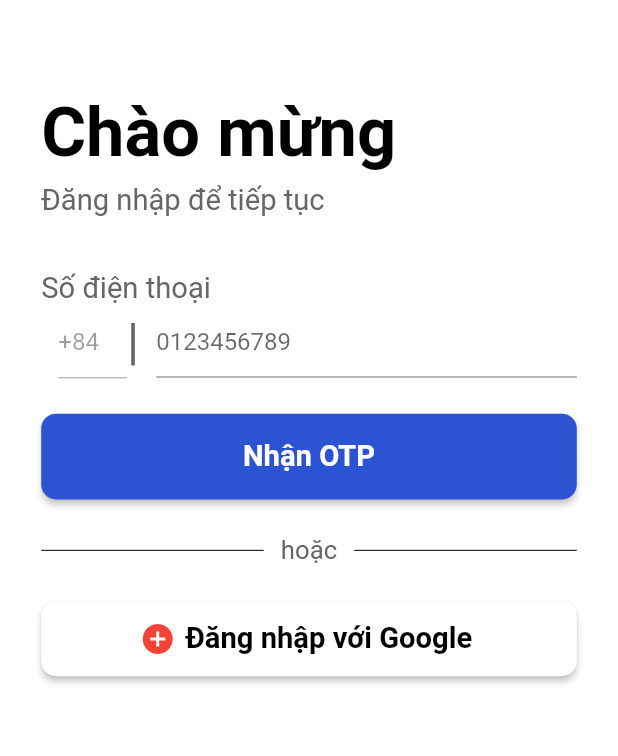
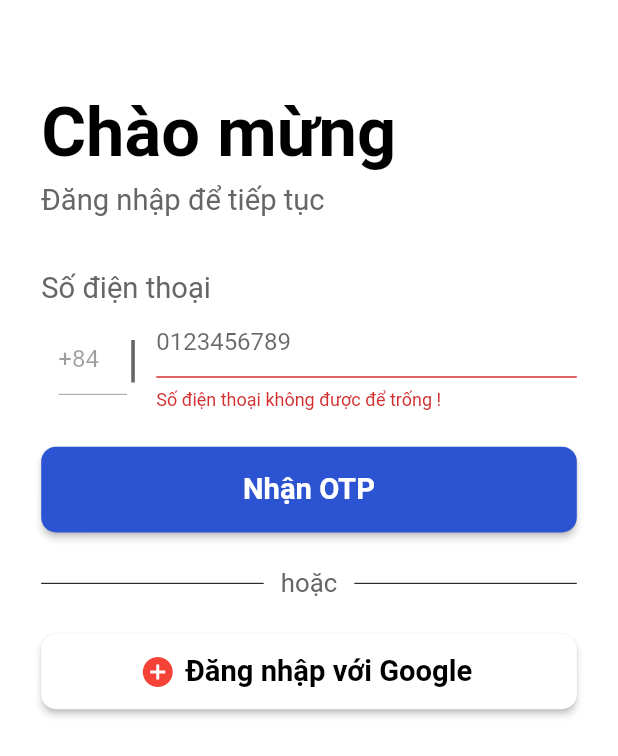
Before and after one commit to FPTUCapstone/CapstoneEmpireMobile, a Flutter app: the screen it shows after launch, after a tap on "Nhận OTP", on a phone screen of 412 x 824 dp. Shown: the top 756 px of the screen. Run offline on Flutter 3.47's test engine with Material 2 defaults, Android fonts, the phone set to English and light mode, and no system bars; our stand-ins replace firebase_auth, firebase_core, flutter_screenutil, get, pinput; accounts and stored records are empty; Roboto replaces fonts that are missing (SFProDisplay).

Commit message:
[TrungTDH] Validate input Phone Number on LoginScreen

```diff
--- a/lib/screens/login/login_screen.dart
+++ b/lib/screens/login/login_screen.dart
@@ -1,5 +1,6 @@
 import 'package:empiregarage_mobile/screens/login/otp_confirmation.dart';
 import 'package:empiregarage_mobile/utilities/colors.dart';
+import 'package:firebase_auth/firebase_auth.dart';
 import 'package:firebase_auth/firebase_auth.dart';
 import 'package:flutter/material.dart';
 import 'package:flutter_screenutil/flutter_screenutil.dart';
@@ -12,13 +13,14 @@ class LoginScreen extends StatefulWidget {
 }
 
 class _LoginScreenState extends State<LoginScreen> {
-  TextEditingController countrycode = TextEditingController();
-  String vietNamCode = "+84";
+
+  final GlobalKey<FormState> _formKey = GlobalKey<FormState>();
+  TextEditingController textEditingController = TextEditingController();
+  static String vietNamCode = "+84";
   var phoneNumber = "";
 
   @override
   void initState() {
-    countrycode.text = vietNamCode;
     super.initState();
   }
 
@@ -29,6 +31,8 @@ class _LoginScreenState extends State<LoginScreen> {
       home: Scaffold(
         backgroundColor: AppColors.loginScreenBackGround,
         body: SafeArea(
+          child: Form(
+            key: _formKey,
             child: Padding(
               padding: EdgeInsets.symmetric(horizontal: 24.w),
               child: SingleChildScrollView(
@@ -78,9 +82,9 @@ class _LoginScreenState extends State<LoginScreen> {
                           ),
                           SizedBox(
                             width: 40.w,
-                          child: TextField(
+                            child: TextFormField(
                               enabled: false,
-                            controller: countrycode,
+                              initialValue: vietNamCode,
                             ),
                           ),
                           const Text(
@@ -92,9 +96,20 @@ class _LoginScreenState extends State<LoginScreen> {
                             width: 10.w,
                           ),
                           Expanded(
-                            child: TextField(
+                              child: TextFormField(
                             keyboardType: TextInputType.phone,
-                              onChanged: (value){
+                            validator: (value){
+                              if(value!.length > 9){
+                                return 'Số điện thoại không hợp lệ !';
+                              }
+                              else if(value.isEmpty){
+                                return 'Số điện thoại không được để trống !';
+                              }
+                              else{
+                                return null;
+                              }
+                            },
+                            onChanged: (value) {
                               phoneNumber = value;
                             },
                             decoration: InputDecoration(
@@ -112,17 +127,21 @@ class _LoginScreenState extends State<LoginScreen> {
                       children: <Widget>[
                         Expanded(
                           child: ElevatedButton(
-                          onPressed: () async{
-                            await FirebaseAuth.instance.verifyPhoneNumber(
-                              phoneNumber: '${countrycode.text + phoneNumber}',
+                            onPressed: () async {
+                              if(_formKey.currentState!.validate()){
+                                return await FirebaseAuth.instance.verifyPhoneNumber(
+                                  phoneNumber: '${vietNamCode + phoneNumber}',
                                   timeout: const Duration(seconds: 60),
-                              verificationCompleted: (PhoneAuthCredential credential) {},
+                                  verificationCompleted:
+                                      (PhoneAuthCredential credential) {},
                                   verificationFailed: (FirebaseAuthException e) {
                                     if (e.code == 'invalid-phone-number') {
-                                  print('The provided phone number is not valid.');
+                                      print(
+                                          'The provided phone number is not valid.');
                                     }
                                   },
-                              codeSent: (String verificationId, int? resendToken) {
+                                  codeSent:
+                                      (String verificationId, int? resendToken) {
                                     Navigator.push(
                                       context,
                                       MaterialPageRoute(
@@ -130,14 +149,11 @@ class _LoginScreenState extends State<LoginScreen> {
                                           const OtpConfirmation()),
                                     );
                                   },
-                              codeAutoRetrievalTimeout: (String verificationId) {},
+                                  codeAutoRetrievalTimeout:
+                                      (String verificationId) {},
                                 );
-                            // Navigator.push(
-                            //   context,
-                            //   MaterialPageRoute(
-                            //       builder: (context) =>
-                            //           const OtpConfirmation()),
-                            // );
+                              }
+
                             },
                             style: ElevatedButton.styleFrom(
                               primary: AppColors.signInBtn,
@@ -227,6 +243,7 @@ class _LoginScreenState extends State<LoginScreen> {
             ),
           ),
         ),
+      ),
     );
   }
 }
```
Lines whose indentation alone changed are shown as unchanged.
